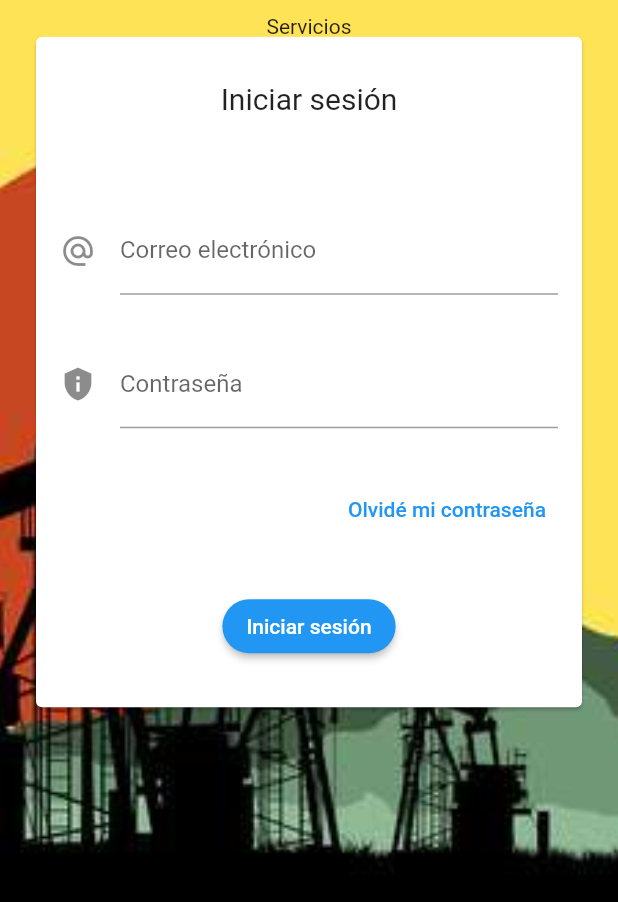
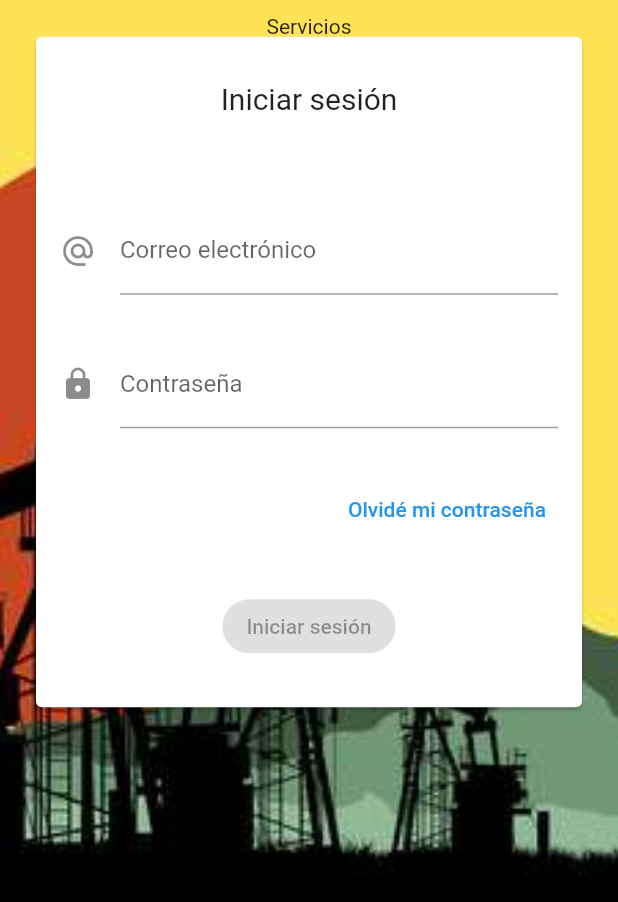
Before and after one commit to oalonsodev/sistema_ochoa, a Flutter app: the screen it shows after launch, on a phone screen of 412 x 824 dp, the part 334-1236 px from its top. Run offline on Flutter 3.47's test engine with Material 2 defaults, Android fonts, the phone set to English and light mode, and no system bars; our stand-ins replace rxdart.

Commit message:
Fin de sección 11 - Login y validación

```diff
--- a/lib/main.dart
+++ b/lib/main.dart
@@ -1,4 +1,5 @@
 import 'package:flutter/material.dart';
+import 'package:sistema_ochoa/src/bloc/provider.dart';
 import 'package:sistema_ochoa/src/pages/home_page.dart';
 import 'package:sistema_ochoa/src/pages/login_page.dart';
 
@@ -7,7 +8,9 @@ void main() => runApp(MyApp());
 class MyApp extends StatelessWidget {
   @override
   Widget build(BuildContext context) {
-    return MaterialApp(
+    return  Provider(
+
+      child: MaterialApp(
         debugShowCheckedModeBanner: false,
         title: 'Material App',
 
@@ -16,6 +19,12 @@ class MyApp extends StatelessWidget {
           'login': (BuildContext context) => LoginPage(),
           'home' : (BuildContext context) => Home(),
         },
+
+        theme: ThemeData(
+          primaryColor: Colors.indigo,
+        ),
+      )
     );
+
   }
 }
--- /dev/null
+++ b/lib/src/bloc/login_bloc.dart
@@ -0,0 +1,40 @@
+import 'dart:async';
+import 'package:rxdart/rxdart.dart';
+import 'package:sistema_ochoa/src/bloc/validators.dart';
+
+class LoginBloc with Validators {
+  //* StreamControllers
+  //? Del TextField 'email'
+  final _emailController = BehaviorSubject<String>();
+
+  //? Del TextField 'password'
+  final _passwordController = BehaviorSubject<String>();
+
+  //? Del Button 'login'
+  Stream<bool> get formValidStream => CombineLatestStream.combine2(
+      emailStream, passwordStream, (email, password) => true);
+
+  //* Métodos Get para usar los controladores externamente
+  //? Recuperar (o escuchar) datos de los Streams
+  Stream<String> get emailStream =>
+      _emailController.stream.transform(validateEmail);
+
+  Stream<String> get passwordStream =>
+      _passwordController.stream.transform(validatePassword);
+
+  //? Recuperar el último valor ingresador a los Streams
+  String get emailValue => _emailController.value;
+
+  String get passwordValue => _passwordController.value;
+
+
+  //? Insertar valores a los Streams
+  Function(String) get changeEmail => _emailController.sink.add;
+  Function(String) get changePassword => _passwordController.sink.add;
+
+  //* Método para cerrar los streams
+  dispose() {
+    _emailController?.close();
+    _passwordController?.close();
+  }
+}
--- /dev/null
+++ b/lib/src/bloc/provider.dart
@@ -0,0 +1,28 @@
+import 'package:flutter/material.dart';
+import 'package:sistema_ochoa/src/bloc/login_bloc.dart';
+export 'package:sistema_ochoa/src/bloc/login_bloc.dart';
+
+class Provider extends InheritedWidget {
+  //* Implementación de un patrón singleton para mantener la inf.
+  //* cuando ya existe una instancia de nuestra clase Provider.
+  static Provider _instancia;
+
+  factory Provider({Key key, Widget child}) {
+    if (_instancia == null)
+      return _instancia = new Provider._internal(key: key, child: child);
+    else
+      return _instancia;
+  }
+
+  Provider._internal({Key key, Widget child})
+    : super(key: key, child: child);
+
+  final loginBloc = LoginBloc();
+
+
+  @override
+  bool updateShouldNotify(covariant InheritedWidget oldWidget) => true;
+
+  static LoginBloc of(BuildContext context) =>
+      (context.inheritFromWidgetOfExactType(Provider) as Provider).loginBloc;
+}
--- /dev/null
+++ b/lib/src/bloc/validators.dart
@@ -0,0 +1,30 @@
+import 'dart:async';
+
+class Validators {
+
+	final validatePassword = StreamTransformer<String, String>.fromHandlers(
+		handleData: (password, sink) {
+
+			if (password.length >= 8)
+				sink.add(password);
+			else
+				sink.addError('Ingrese almenos 8 caractéres');
+
+		},
+	);
+
+	final validateEmail = StreamTransformer<String, String>.fromHandlers(
+		handleData: (email, sink) {
+
+			Pattern pattern = r'^(([^<>()[\]\\.,;:\s@\"]+(\.[^<>()[\]\\.,;:\s@\"]+)*)|(\".+\"))@((\[[0-9]{1,3}\.[0-9]{1,3}\.[0-9]{1,3}\.[0-9]{1,3}\])|(([a-zA-Z\-0-9]+\.)+[a-zA-Z]{2,}))$';
+			RegExp regExp = new RegExp(pattern);
+
+			if (regExp.hasMatch(email))
+				sink.add(email);
+			else
+				sink.addError('Correo inválido');
+
+		},
+	);
+
+}
--- a/lib/src/pages/home_page.dart
+++ b/lib/src/pages/home_page.dart
@@ -1,4 +1,5 @@
 import 'package:flutter/material.dart';
+import 'package:sistema_ochoa/src/bloc/provider.dart';
 import 'package:sistema_ochoa/src/pages/ajustes_page.dart';
 import 'package:sistema_ochoa/src/pages/catalogo_page.dart';
 import 'package:sistema_ochoa/src/pages/clientes_page.dart';
@@ -18,7 +19,10 @@ class _HomeState extends State<Home> {
 
 	@override
 	Widget build(BuildContext context) {
-		return DefaultTabController(
+
+    final bloc = Provider.of(context);
+
+    return DefaultTabController(
       length: 2,
 		  child: Scaffold(
 		  	appBar: AppBar(
--- a/lib/src/pages/login_page.dart
+++ b/lib/src/pages/login_page.dart
@@ -1,21 +1,24 @@
 import 'package:flutter/material.dart';
+import 'package:sistema_ochoa/src/bloc/provider.dart';
 
 class LoginPage extends StatelessWidget {
 	@override
 	Widget build(BuildContext context) {
+		//* MediaQuery
+		//? Tamaños de la pantalla del dispositivo
+		final size =MediaQuery.of(context).size;
 
 		return Scaffold(
 			body: Stack(
 				children: [
-          _backgroung(context),
-          _front(context)
+					_backgroung(context, size),
+					_front(context, size)
 				]
 			),
 		);
 	}
 
-	Widget _backgroung(BuildContext context) {
-		final size =MediaQuery.of(context).size;
+	Widget _backgroung(BuildContext context, Size size) {
 
 		final background = Container(
 			height: double.infinity,
@@ -49,41 +52,13 @@ class LoginPage extends StatelessWidget {
 		);
 	}
 
-  Widget _front(BuildContext context) {
-    //* MediaQuery
-    final size =MediaQuery.of(context).size;
-
-    //* Propiedad para el ElevatedButton
-    OutlinedBorder getBorderRadius(Set<MaterialState> states) {
-      return RoundedRectangleBorder(borderRadius: BorderRadius.circular(100.0));
-    }
+	Widget _front(BuildContext context, Size size) {
+		//* Variable que permitirá el uso de las funciones BLOC
+		final bloc = Provider.of(context);
 
 		final title = Text(
 			'Iniciar sesión',
 			style: TextStyle(fontSize: 20.0),
-    );
-
-		final createEmail = Padding(
-		  padding: const EdgeInsets.symmetric(horizontal: 16.0),
-		  child: TextField(
-		  	keyboardType: TextInputType.emailAddress,
-		  	decoration: InputDecoration(
-          icon: Icon(Icons.alternate_email),
-		  		labelText: 'Correo electrónico',
-          hintText: 'email@corporativo.com'
-		  	),
-		  ),
-		);
-
-		final createPassword = Padding(
-      padding: const EdgeInsets.symmetric(horizontal: 16.0),
-      child: TextField(
-        obscureText: true,
-        decoration: InputDecoration(
-          icon: Icon(Icons.privacy_tip),
-          labelText: 'Contraseña',
-        ),
-      ),
 		);
 
 		final createPswdButton = Container(
@@ -93,14 +68,6 @@ class LoginPage extends StatelessWidget {
 				child: Text('Olvidé mi contraseña'),
 				onPressed: (){}
 			),
-    );
-
-    final createLoginButton = ElevatedButton(
-      style: ButtonStyle(
-        shape: MaterialStateProperty.resolveWith<OutlinedBorder>(getBorderRadius)
-      ),
-      child: Text('Iniciar sesión'),
-      onPressed: (){}
 		);
 
 		return SingleChildScrollView(
@@ -118,11 +85,11 @@ class LoginPage extends StatelessWidget {
 
 								SizedBox(height: 60.0),
 
-								createEmail,
+								createEmail(bloc),
 
 								SizedBox(height: 30.0),
 
-                createPassword,
+								createPassword(bloc),
 
 								SizedBox(height: 30.0),
 
@@ -130,7 +97,7 @@ class LoginPage extends StatelessWidget {
 
 								SizedBox(height: 30.0),
 
-                createLoginButton,
+								createLoginButton(bloc),
 
 								SizedBox(height: 30.0),
 
@@ -142,5 +109,106 @@ class LoginPage extends StatelessWidget {
 				],
 			)
 		);
+
 	}
+
+	Widget createLoginButton(LoginBloc bloc) {
+	  //* Propiedad para el ElevatedButton
+		OutlinedBorder getBorderRadius(Set<MaterialState> states) {
+			return RoundedRectangleBorder(borderRadius: BorderRadius.circular(100.0));
 		}
+
+		return StreamBuilder(
+			stream: bloc.formValidStream,
+			builder: (BuildContext context, AsyncSnapshot snapshot){
+
+				return ElevatedButton(
+					style: ButtonStyle(
+						shape: MaterialStateProperty.resolveWith<OutlinedBorder>(getBorderRadius)
+					),
+					child: Text('Iniciar sesión'),
+
+					onPressed: snapshot.hasData ?
+						() => _login(context, bloc)
+						:
+						null,
+				);
+
+			},
+		);
+
+	}
+
+	Widget createEmail(LoginBloc bloc) {
+		//* ¿Cómo funciona este STBuilder?
+		//* El Textield le manda información con cada cambio mediante el
+		//* 'bloc.changeEmail'. Esta información es escuchada por el Stream
+		//* pues está conectado al StreamController 'bloc.emailStream'.
+		//* Esta info. puede ser ahora usada mediante el snapshot.
+		//? Viene siendo un circulito:
+		//? (escucha mediante bloc.changeEmail, y retorna mediante bloc.emailStream)
+		return StreamBuilder(
+			stream: bloc.emailStream,
+			builder: (BuildContext context, AsyncSnapshot snapshot){
+
+				return Padding(
+					padding: const EdgeInsets.symmetric(horizontal: 16.0),
+
+					child: TextField(
+						keyboardType: TextInputType.emailAddress,
+						decoration: InputDecoration(
+							icon: Icon(Icons.alternate_email),
+							labelText: 'Correo electrónico',
+							hintText: 'email@corporativo.com',
+							counterText: snapshot.data,
+							errorText: snapshot.error
+						),
+
+						onChanged: bloc.changeEmail,
+					),
+				);
+
+			},
+		);
+
+	}
+
+	Widget createPassword(LoginBloc bloc) {
+		//* ¿Cómo funciona este STBuilder?
+		//* El Textield le manda información con cada cambio mediante el
+		//* 'bloc.changePassword'. Esta información es escuchada por el Stream
+		//* pues está conectado al StreamController 'bloc.PasswordStream'.
+		//* Esta info. puede ser ahora usada mediante el snapshot.
+		//? Viene siendo un circulito:
+		//? (escucha mediante bloc.changePassword, y retorna mediante bloc.PasswordStream)
+		return StreamBuilder(
+			stream: bloc.passwordStream,
+			builder: (BuildContext context, AsyncSnapshot snapshot){
+
+				return Padding(
+					padding: const EdgeInsets.symmetric(horizontal: 16.0),
+					child: TextField(
+						obscureText: true,
+						decoration: InputDecoration(
+							icon: Icon(Icons.lock),
+							labelText: 'Contraseña',
+							counterText: snapshot.data,
+							errorText: snapshot.error
+						),
+
+						onChanged: bloc.changePassword,
+					),
+				);
+
+			},
+		);
+
+	}
+
+  void _login(BuildContext context, LoginBloc bloc) {
+
+    Navigator.pushReplacementNamed(context, 'home');
+
+  }
+
+}
```
Also changed, not shown: pubspec.yaml (+1 -8 lines), pubspec.lock. Lines whose indentation alone changed are shown as unchanged.
